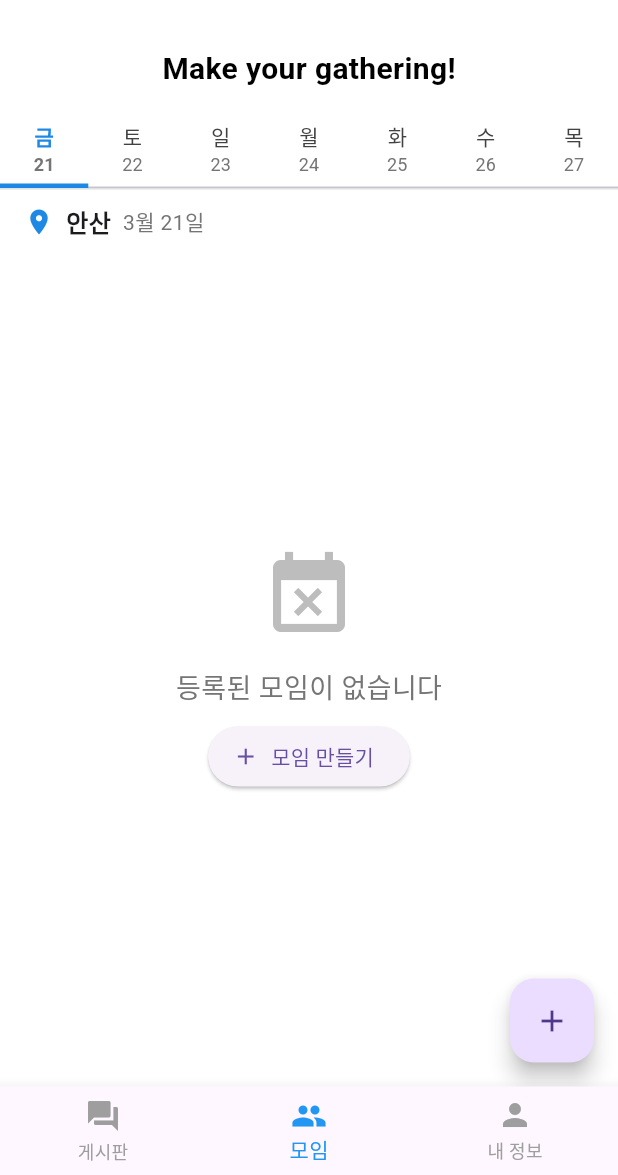
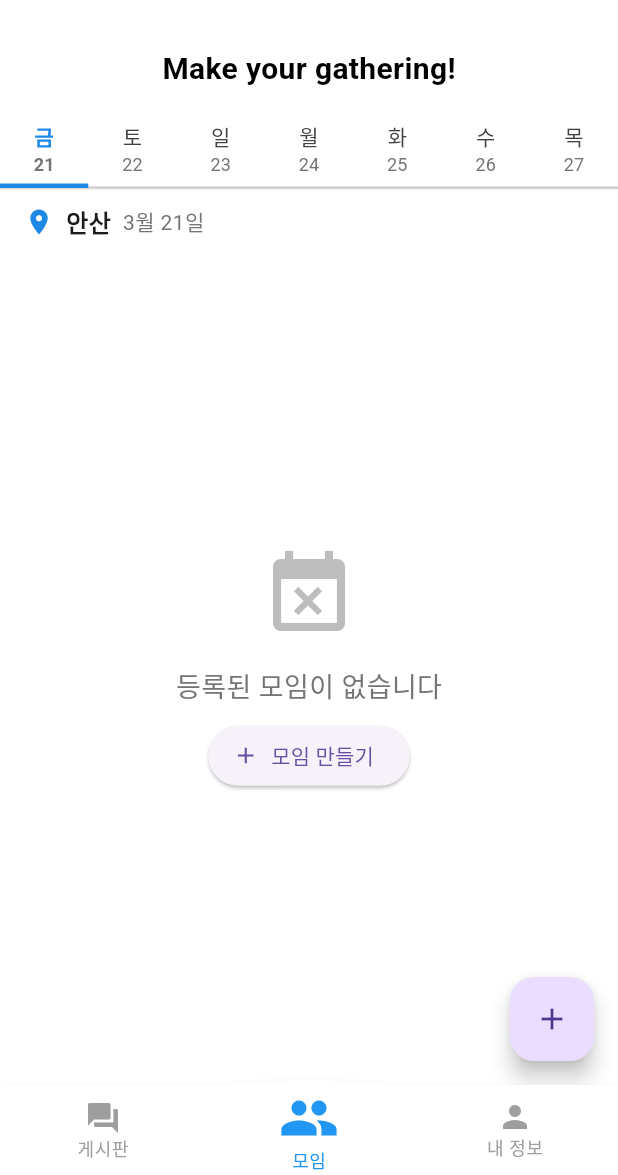
Before and after one commit to jmlee0120/flutter_project3, a Flutter app: the screen it shows once a user with an empty profile is signed in, on a phone screen of 412 x 824 dp, the part 61-1236 px from its top. Run offline on Flutter 3.47's test engine with Material 3 defaults, Android fonts, the phone set to English and light mode, and no system bars; drawn by our look-alikes of convex_bottom_bar; our stand-ins replace cloud_firestore, firebase_auth, firebase_core, google_sign_in; accounts and stored records are empty.

Commit message:
수정사항: 하단바 터치효과 수정

```diff
--- a/lib/screens/main_screen.dart
+++ b/lib/screens/main_screen.dart
@@ -1,5 +1,6 @@
 // lib/screens/main_screen.dart
 import 'package:flutter/material.dart';
+import 'package:convex_bottom_bar/convex_bottom_bar.dart'; // 이 패키지 추가 필요
 import '../constants/app_constants.dart';
 import '../services/notification_service.dart';
 import '../widgets/notification_badge.dart';
@@ -26,22 +27,6 @@ class _MainScreenState extends State<MainScreen> {
     const MyPageScreen(),
   ];
 
-  // 하단 탭 항목 목록
-  final List<BottomNavigationBarItem> _items = [
-    const BottomNavigationBarItem(
-      icon: Icon(Icons.forum),
-      label: AppConstants.BOARD,
-    ),
-    const BottomNavigationBarItem(
-      icon: Icon(Icons.people),
-      label: AppConstants.MEETUP,
-    ),
-    const BottomNavigationBarItem(
-      icon: Icon(Icons.person),
-      label: AppConstants.MYPAGE,
-    ),
-  ];
-
   void _onItemTapped(int index) {
     setState(() {
       _selectedIndex = index;
@@ -55,7 +40,7 @@ class _MainScreenState extends State<MainScreen> {
       appBar: AppBar(
         title: Image.asset(
           'assets/icons/macaron_appbarlogo.png',
-          height: 25,  // Adjust the height as needed
+          height: 25,
           fit: BoxFit.contain,
         ),
         centerTitle: false,
@@ -88,14 +73,25 @@ class _MainScreenState extends State<MainScreen> {
         ],
       ),
       body: _screens[_selectedIndex],
-      bottomNavigationBar: BottomNavigationBar(
-        items: _items,
-        currentIndex: _selectedIndex,
+
+      // 수정된 하단바: 라운딩 효과 유지하면서 선택된 아이템은 아이콘과 텍스트 색상만 변경
+      bottomNavigationBar: ConvexAppBar(
+        style: TabStyle.react, // 라운딩 효과를 위해 react 스타일 사용
+        backgroundColor: Colors.white,
+        color: Colors.grey, // 선택되지 않은 아이템 색상
+        activeColor: Colors.blue, // 선택된 아이템 색상
+        elevation: 4, // 그림자 효과
+        items: [
+          TabItem(icon: Icons.forum, title: AppConstants.BOARD),
+          TabItem(icon: Icons.people, title: AppConstants.MEETUP),
+          TabItem(icon: Icons.person, title: AppConstants.MYPAGE),
+        ],
+        initialActiveIndex: _selectedIndex,
         onTap: _onItemTapped,
-        selectedItemColor: Colors.blue,
-        unselectedItemColor: Colors.grey,
-        showUnselectedLabels: true,
-        type: BottomNavigationBarType.fixed,
+        height: 60, // 하단바 높이 조정
+        top: -3, // 얼마나 위로 튀어나오게 할지 (음수 값)
+        curveSize: 90, // 곡률 크기
+        curve: Curves.easeInOut, // 부드러운 곡선 효과 추가
       ),
     );
   }
--- a/pubspec.yaml
+++ b/pubspec.yaml
@@ -37,6 +37,7 @@ dependencies:
   provider: ^6.0.5  # 상태 관리용
   intl: ^0.18.1
   url_launcher: ^6.1.14
+  convex_bottom_bar: ^3.2.0
 
   # The following adds the Cupertino Icons font to your application.
   # Use with the CupertinoIcons class for iOS style icons.
```
Also changed, not shown: pubspec.lock.
